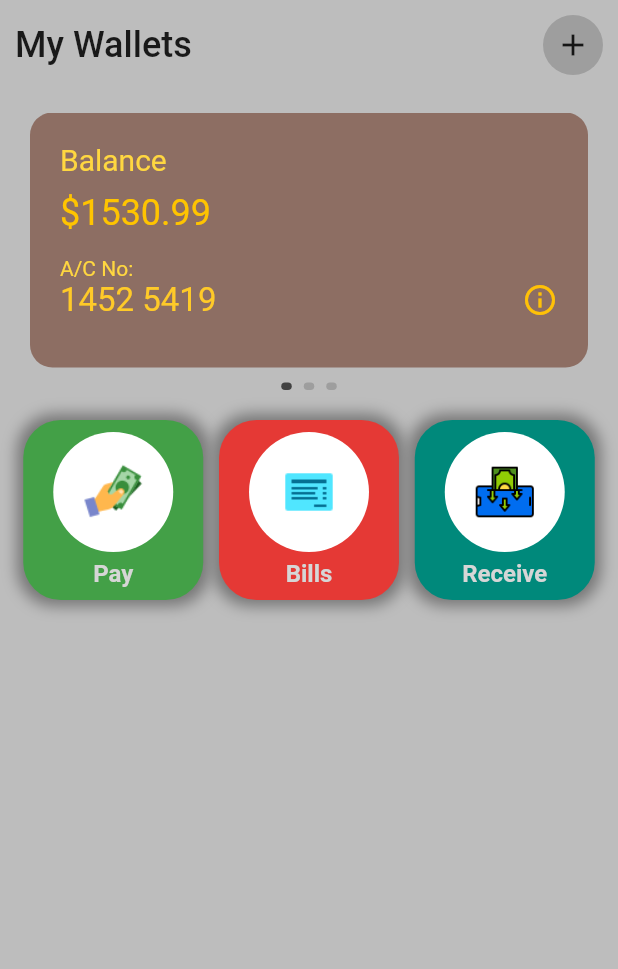
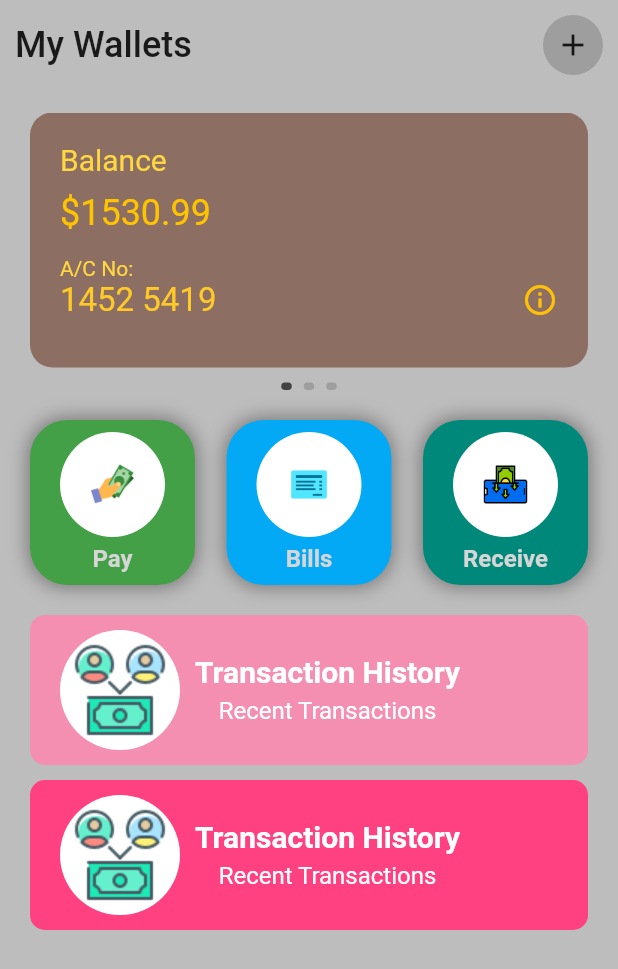
Before and after one commit to anandsm08/walletUI, a Flutter app: the screen it shows after launch, on a phone screen of 412 x 824 dp. Shown: the top 969 px of the screen. Run offline on Flutter 3.47's test engine with Material 2 defaults, Android fonts, the phone set to English and light mode, and no system bars; drawn by our look-alikes of smooth_page_indicator.

Commit message:
Third commit/Updated cards

```diff
--- a/lib/pages/home_page.dart
+++ b/lib/pages/home_page.dart
@@ -2,6 +2,7 @@
 
 import 'package:flutter/material.dart';
 import 'package:smooth_page_indicator/smooth_page_indicator.dart';
+import 'package:walletapp/util/bank_cards.dart';
 import 'package:walletapp/util/my_wallet.dart';
 import 'package:walletapp/util/option_card.dart';
 
@@ -78,9 +79,9 @@ class _HomePageState extends State<HomePage> {
             ),
             SizedBox(height: 20),
             Padding(
-              padding: const EdgeInsets.symmetric(horizontal: 5.0),
+              padding: const EdgeInsets.symmetric(horizontal: 20.0),
               child: Row(
-                  mainAxisAlignment: MainAxisAlignment.spaceEvenly,
+                  mainAxisAlignment: MainAxisAlignment.spaceBetween,
                   children: [
                     OptionCard(
                         optioncolor: Colors.green[600],
@@ -88,7 +89,7 @@ class _HomePageState extends State<HomePage> {
                             'lib/walletappicons/icons8-cash-in-hand-48.png',
                         optionname: 'Pay'),
                     OptionCard(
-                        optioncolor: Colors.red[600],
+                        optioncolor: Colors.lightBlue[500],
                         optionicon: 'lib/walletappicons/icons8-invoice-48.png',
                         optionname: 'Bills'),
                     OptionCard(
@@ -96,8 +97,28 @@ class _HomePageState extends State<HomePage> {
                         optionicon: 'lib/walletappicons/icons8-receive-64.png',
                         optionname: 'Receive'),
                   ]),
-            )
-            //column
+            ),
+            SizedBox(
+              height: 20,
+            ),
+            //transaction
+            Column(children: [
+              BankCard(
+                  bkch: 'Transaction History',
+                  bkcp: 'Recent Transactions',
+                  bkcimg: 'lib/walletappicons/icons8-transaction-64.png',
+                  bkcolor: Colors.pink[200]),
+              SizedBox(
+                height: 10,
+              ),
+              BankCard(
+                  bkch: 'Transaction History',
+                  bkcp: 'Recent Transactions',
+                  bkcimg: 'lib/walletappicons/icons8-transaction-64.png',
+                  bkcolor: Colors.pinkAccent[200]),
+            ]
+                //column
+                ),
           ],
         ),
       ),
--- /dev/null
+++ b/lib/util/bank_cards.dart
@@ -0,0 +1,67 @@
+import 'package:flutter/material.dart';
+
+class BankCard extends StatelessWidget {
+  final String bkch;
+  final String bkcp;
+  final bkcolor;
+  final bkcimg;
+
+  const BankCard(
+      {Key? key,
+      required this.bkch,
+      required this.bkcp,
+      required this.bkcimg,
+      required this.bkcolor})
+      : super(key: key);
+
+  @override
+  Widget build(BuildContext context) {
+    return Padding(
+      padding: const EdgeInsets.symmetric(horizontal: 20.0),
+      child: Container(
+        height: 100,
+        decoration: BoxDecoration(
+            color: bkcolor, borderRadius: BorderRadius.circular(10)),
+        child: Padding(
+          padding: const EdgeInsets.symmetric(horizontal: 20.0),
+          child: Row(
+            children: [
+              Container(
+                height: 80,
+                decoration: BoxDecoration(
+                    color: Colors.white,
+                    borderRadius: BorderRadius.circular(60.0)),
+                child: Image.asset(bkcimg),
+              ),
+              SizedBox(
+                width: 10,
+              ),
+              Column(
+                mainAxisAlignment: MainAxisAlignment.center,
+                children: [
+                  Text(
+                    bkch,
+                    style: TextStyle(
+                        fontSize: 20,
+                        fontWeight: FontWeight.bold,
+                        color: Colors.white),
+                  ),
+                  SizedBox(
+                    height: 5,
+                  ),
+                  Text(
+                    bkcp,
+                    style: TextStyle(
+                        fontSize: 16,
+                        fontWeight: FontWeight.w400,
+                        color: Colors.white),
+                  )
+                ],
+              )
+            ],
+          ),
+        ),
+      ),
+    );
+  }
+}
--- a/lib/util/my_wallet.dart
+++ b/lib/util/my_wallet.dart
@@ -22,7 +22,9 @@ class MyWallet extends StatelessWidget {
         height: 270,
         padding: EdgeInsets.all(20),
         decoration: BoxDecoration(
-            color: color, borderRadius: BorderRadius.circular(15)),
+          color: color,
+          borderRadius: BorderRadius.circular(15),
+        ),
         child: Column(crossAxisAlignment: CrossAxisAlignment.start, children: [
           Text(
             'Balance',
--- a/lib/util/option_card.dart
+++ b/lib/util/option_card.dart
@@ -1,6 +1,4 @@
 // ignore_for_file: prefer_const_constructors, prefer_typing_uninitialized_variables
-
-import 'dart:ffi';
 
 import 'package:flutter/material.dart';
 
@@ -18,24 +16,24 @@ class OptionCard extends StatelessWidget {
   @override
   Widget build(BuildContext context) {
     return Container(
-      height: 120,
-      width: 120,
+      height: 110,
+      width: 110,
       decoration: BoxDecoration(
           color: optioncolor,
           borderRadius: BorderRadius.circular(25),
           boxShadow: [
             BoxShadow(
               color: Colors.grey.shade600,
-              blurRadius: 8,
-              spreadRadius: 4,
+              blurRadius: 10,
+              spreadRadius: 1,
             )
           ]),
       child: Column(
         mainAxisAlignment: MainAxisAlignment.center,
         children: [
           Container(
-              height: 80,
-              width: 80,
+              height: 70,
+              width: 70,
               padding: EdgeInsets.all(20.0),
               decoration: BoxDecoration(
                   color: Colors.white, borderRadius: BorderRadius.circular(70)),
```
